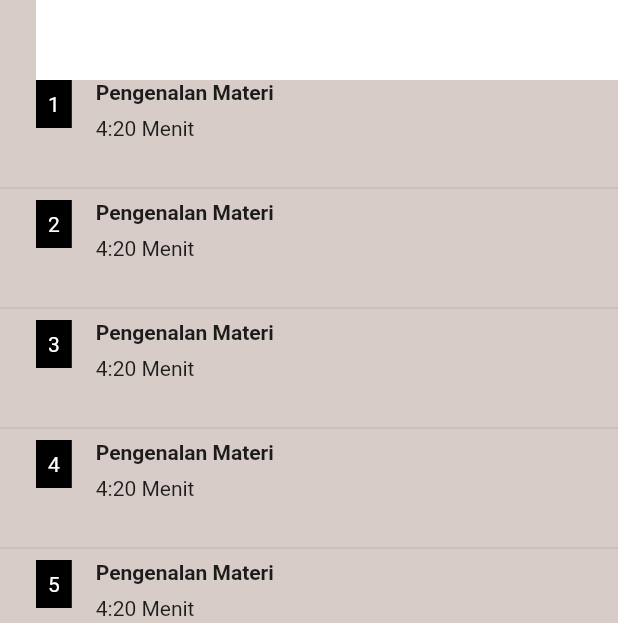
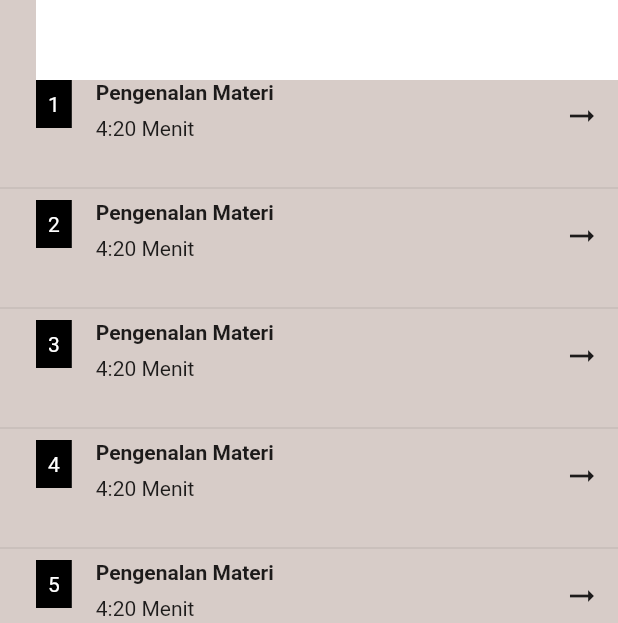
Before and after one commit to JAICHANGPARK/flutter_notebook_19th_story, a Flutter app: the EcourseDetailPage screen opened directly, on a phone screen of 412 x 824 dp. Shown: the part 610-1233 px from the top of the screen. Run offline on Flutter 3.47's test engine with Material 2 defaults, Android fonts, the phone set to English and light mode, and no system bars; our stand-ins replace bubble_tab_indicator, cached_network_image, countup, fl_chart, flutter_riverpod, freezed_annotation and 4 more.

Commit message:
Update e_course_detail_page.dart

```diff
--- a/lib/ep1148_e_course_app/src/ui/e_course_detail_page.dart
+++ b/lib/ep1148_e_course_app/src/ui/e_course_detail_page.dart
@@ -116,6 +116,12 @@ class _EcourseDetailPageState extends State<EcourseDetailPage> {
                                   ],
                                 ),
                               ),
+                            ),
+                            IconButton(
+                              onPressed: () {},
+                              icon: Icon(
+                                Icons.arrow_right_alt,
+                              ),
                             )
                           ],
                         ),
```
